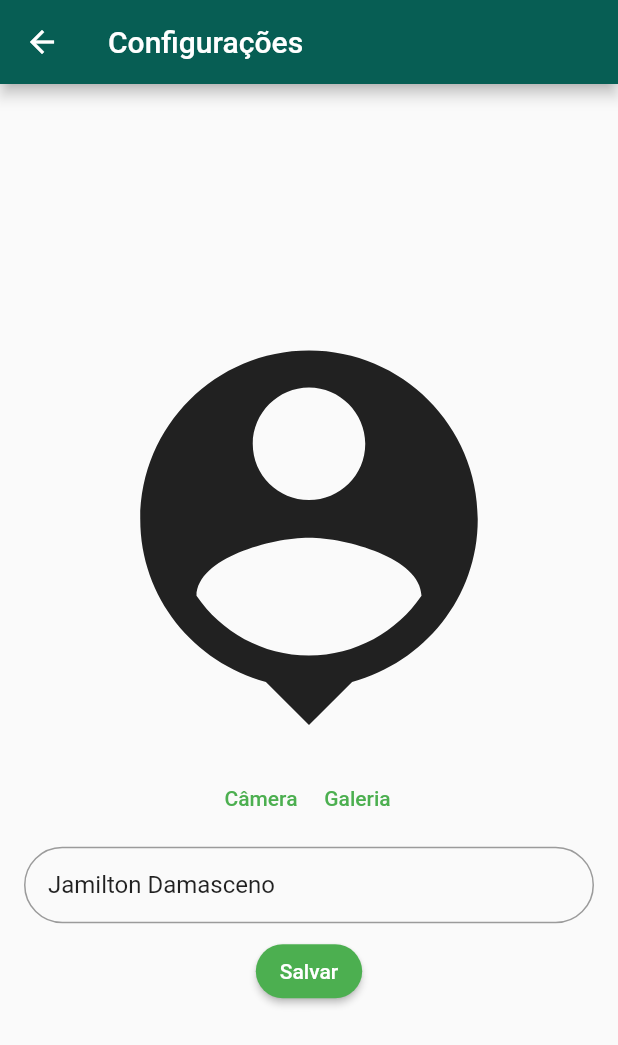
After one commit to Marcosfr98/WhatsApp, a Flutter app: the Configuracao screen opened by its route, after a tap on "Câmera", on a phone screen of 412 x 824 dp. The commit adds this screen. Shown: the top 1045 px of the screen. Run offline on Flutter 3.47's test engine with Material 2 defaults, Android fonts, the phone set to English and light mode, and no system bars; our stand-ins replace cloud_firestore, firebase_auth, firebase_core, firebase_storage, flutter_easyloading, image_picker; accounts and stored records are empty; network calls fail.

```diff
--- a/whatsapp/lib/Cadastro.dart
+++ b/whatsapp/lib/Cadastro.dart
@@ -3,7 +3,7 @@ import "package:flutter/material.dart";
 import 'package:flutter_easyloading/flutter_easyloading.dart';
 import "package:cloud_firestore/cloud_firestore.dart";
 
-import 'RouteGenerator.dart';
+import 'routes/RouteGenerator.dart';
 import 'Themes/Cores.dart';
 import 'model/Usuario.dart';
 
--- /dev/null
+++ b/whatsapp/lib/Configuracao.dart
@@ -0,0 +1,118 @@
+import "package:firebase_storage/firebase_storage.dart";
+import "package:flutter/material.dart";
+import 'package:image_picker/image_picker.dart';
+import "package:firebase_auth/firebase_auth.dart";
+import "dart:io";
+
+import "Themes/Cores.dart";
+
+class Configuracao extends StatefulWidget {
+  const Configuracao({Key? key}) : super(key: key);
+
+  @override
+  State<Configuracao> createState() => _ConfiguracaoState();
+}
+
+class _ConfiguracaoState extends State<Configuracao> {
+  final TextEditingController _nomeController = TextEditingController();
+  final ImagePicker _picker = ImagePicker();
+  late File? _imagem;
+  String? _idUsuarioLogado;
+
+  @override
+  void initState() {
+    super.initState();
+    _recuperarDadosUsuario();
+    _nomeController.text = "Jamilton Damasceno";
+  }
+
+  _recuperarDadosUsuario() async {
+    FirebaseAuth auth = FirebaseAuth.instance;
+    _idUsuarioLogado = auth.currentUser?.uid;
+  }
+
+  Future _recuperarImagem(String origemImagem) async {
+    XFile? imagemSelecionada;
+    switch (origemImagem) {
+      case "camera":
+        imagemSelecionada = await _picker.pickImage(source: ImageSource.camera);
+        break;
+      case "galeria":
+        imagemSelecionada =
+            await _picker.pickImage(source: ImageSource.gallery);
+        break;
+    }
+    setState(() {
+      _imagem = File(imagemSelecionada!.path.toString());
+      if (_imagem != null) {
+        _uploadImagem();
+      }
+    });
+  }
+
+  Future _uploadImagem() async {
+    FirebaseStorage storage = FirebaseStorage.instance;
+    Reference pastaRaiz = storage.ref();
+    pastaRaiz.child("perfil").child("${_idUsuarioLogado}.jpg");
+  }
+
+  @override
+  Widget build(BuildContext context) {
+    return Scaffold(
+        appBar: AppBar(
+          title: const Text("Configurações"),
+          backgroundColor: Cores.verde_tom1,
+        ),
+        body: Center(
+            child: SingleChildScrollView(
+                child: Column(children: [
+          const Icon(size: 300, Icons.person_pin),
+          Row(
+              mainAxisAlignment: MainAxisAlignment.center,
+              crossAxisAlignment: CrossAxisAlignment.center,
+              children: [
+                TextButton(
+                  style: TextButton.styleFrom(
+                    foregroundColor: Colors.green,
+                  ),
+                  child: const Text("Câmera"),
+                  onPressed: () {
+                    _recuperarImagem("camera");
+                  },
+                ),
+                TextButton(
+                  style: TextButton.styleFrom(
+                    foregroundColor: Colors.green,
+                  ),
+                  child: const Text("Galeria"),
+                  onPressed: () {
+                    _recuperarImagem("galeria");
+                  },
+                ),
+              ]),
+          const SizedBox(height: 8),
+          Padding(
+            padding: const EdgeInsets.only(left: 16, right: 16),
+            child: TextField(
+              controller: _nomeController,
+              decoration: InputDecoration(
+                contentPadding: EdgeInsets.all(16),
+                border: OutlineInputBorder(
+                    borderRadius: BorderRadius.circular(35),
+                    borderSide: const BorderSide(color: Colors.grey, width: 1)),
+              ),
+            ),
+          ),
+          const SizedBox(height: 8),
+          ElevatedButton(
+            onPressed: () {},
+            style: ElevatedButton.styleFrom(
+              backgroundColor: Colors.green,
+              foregroundColor: Colors.white,
+              shape: const StadiumBorder(),
+            ),
+            child: const Text("Salvar"),
+          )
+        ]))));
+  }
+}
--- a/whatsapp/lib/Home.dart
+++ b/whatsapp/lib/Home.dart
@@ -1,7 +1,7 @@
 import 'package:firebase_auth/firebase_auth.dart';
 import "package:flutter/material.dart";
 
-import 'RouteGenerator.dart';
+import 'routes/RouteGenerator.dart';
 import 'Themes/Cores.dart';
 import 'fragments/AbaContatos.dart';
 import 'fragments/AbaConversas.dart';
@@ -27,7 +27,7 @@ class _HomeState extends State<Home> with SingleTickerProviderStateMixin {
     FirebaseAuth auth = FirebaseAuth.instance;
     await auth.signOut();
     if(mounted){
-      Navigator.pushReplacementNamed(context, RouteGenerator.ROTA_HOME);
+      Navigator.pushReplacementNamed(context, RouteGenerator.ROTA_LOGIN);
     }
   }
 
@@ -61,7 +61,7 @@ class _HomeState extends State<Home> with SingleTickerProviderStateMixin {
                 ],
                 onSelected: (value){
                   if(value == 'configuracao'){
-
+                    Navigator.pushNamed(context, RouteGenerator.ROTA_CONFIG);
                   }else if(value == "logout"){
                     _deslogarUsuario();
                   }
--- a/whatsapp/lib/Login.dart
+++ b/whatsapp/lib/Login.dart
@@ -2,7 +2,7 @@ import 'package:firebase_auth/firebase_auth.dart';
 import "package:flutter/material.dart";
 import 'package:flutter_easyloading/flutter_easyloading.dart';
 
-import 'RouteGenerator.dart';
+import 'routes/RouteGenerator.dart';
 import 'Themes/Cores.dart';
 import 'model/Usuario.dart';
 
--- a/whatsapp/lib/main.dart
+++ b/whatsapp/lib/main.dart
@@ -3,7 +3,7 @@ import "package:flutter/material.dart";
 import 'package:flutter_easyloading/flutter_easyloading.dart';
 
 import 'Login.dart';
-import 'RouteGenerator.dart';
+import 'routes/RouteGenerator.dart';
 
 void main() async {
   WidgetsFlutterBinding.ensureInitialized();
--- a/whatsapp/lib/RouteGenerator.dart
+++ b/whatsapp/lib/routes/RouteGenerator.dart
@@ -2,13 +2,15 @@ import "package:flutter/material.dart";
 import "package:whatsapp/Cadastro.dart";
 import "package:whatsapp/Home.dart";
 
-import "Login.dart";
+import '../Configuracao.dart';
+import '../Login.dart';
 
 class RouteGenerator {
 
   static const String ROTA_HOME = "/home";
   static const String ROTA_LOGIN = "/login";
   static const String ROTA_CADASTRO = "/cadastro";
+  static const String ROTA_CONFIG = "/config";
 
   static Route<dynamic>? generateRoute(RouteSettings settings) {
     switch (settings.name) {
@@ -27,6 +29,10 @@ class RouteGenerator {
       case ROTA_HOME:
         return MaterialPageRoute(
           builder: (_) => const Home(),
+        );
+      case ROTA_CONFIG:
+        return MaterialPageRoute(
+          builder: (_) => const Configuracao(),
         );
       default:
         _erroRota();
--- a/whatsapp/pubspec.yaml
+++ b/whatsapp/pubspec.yaml
@@ -41,6 +41,7 @@ dependencies:
   firebase_storage: ^11.0.10
   cloud_firestore: ^4.3.1
   flutter_easyloading: ^3.0.5
+  image_picker: ^0.8.6+1
 
 dev_dependencies:
   flutter_test:
```
Also changed, not shown: whatsapp/pubspec.lock.
